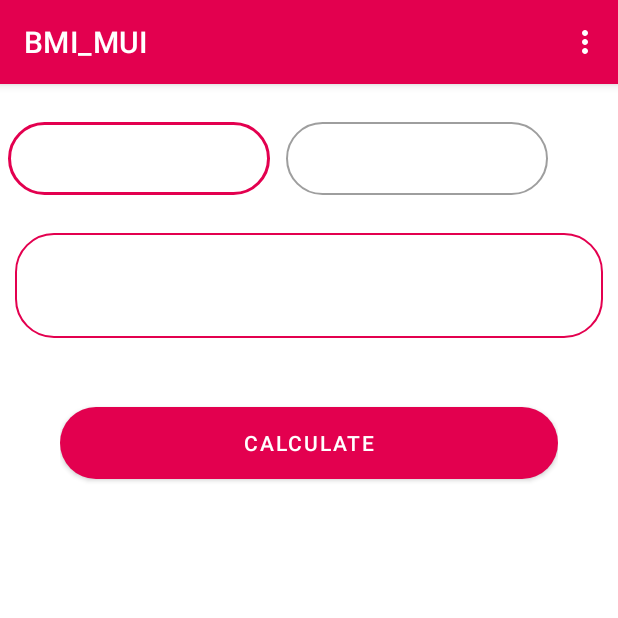
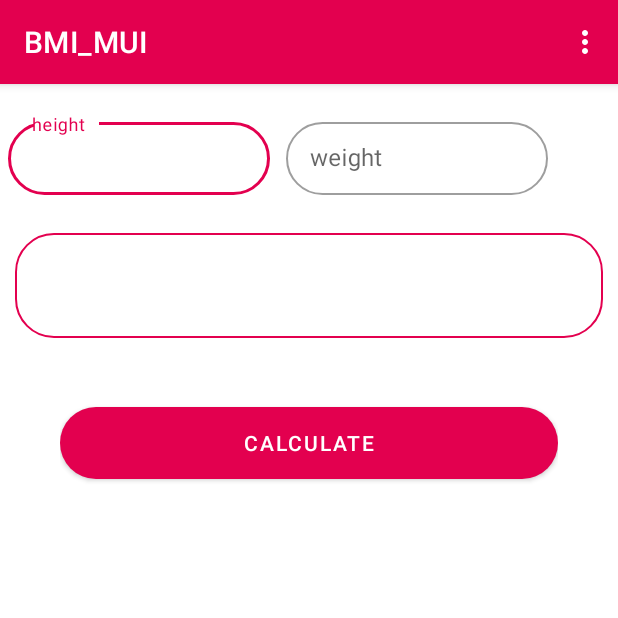
Before and after one commit to siddhantpatel01/BMI_MUI, an Android app: the screen it shows after launch (MainActivity), after a tap on "CALCULATE", on a phone screen of 412 x 824 dp, the top half of it. Run offline under Robolectric (Android 15) with nearby library versions, the phone set to English and light mode, and no system bars; our stand-ins replace data binding; libraries missing offline, so code that uses them is left out: androidx.databinding.library.

Commit message:
Observable/Factory/Livedata/Viewmodel

```diff
--- a/app/src/main/java/Factory/ViewModelFactory.kt
+++ /dev/null
@@ -1,15 +0,0 @@
-package Factory
-
-import androidx.lifecycle.ViewModel
-import androidx.lifecycle.ViewModelProvider
-import com.example.bmi_mui.BmiViewModel
-
-
-class ViewModelFactory(private  var BMI: Double) : ViewModelProvider.Factory {
-    override fun <T : ViewModel> create(modelClass: Class<T>): T {
-        if (modelClass.isAssignableFrom(BmiViewModel::class.java)){
-            return BmiViewModel(BMI) as T
-        }
-        throw IllegalArgumentException("Unknown viewmodel class") // ye code chal raha hi
-    }
-}
--- a/app/src/main/java/Observable/Observable.kt
+++ b/app/src/main/java/Observable/Observable.kt
@@ -8,7 +8,7 @@ import androidx.databinding.library.baseAdapters.BR
 class Observable : BaseObservable() {
     @get:Bindable
 
-    var height: String=  " "
+    var height: String=  ""
         set(value) {
             field = value
             notifyPropertyChanged(BR.height)
--- a/app/src/main/java/ViewModel/BmiViewModel.kt
+++ b/app/src/main/java/ViewModel/BmiViewModel.kt
@@ -5,35 +5,26 @@ import androidx.lifecycle.MutableLiveData
 import androidx.lifecycle.ViewModel
 import kotlin.math.roundToInt
 
-class BmiViewModel(BMI: Double) : ViewModel() {
+class BmiViewModel() : ViewModel() {
     var _count: MutableLiveData<Double> = MutableLiveData()
     var BMI: LiveData<Double> = _count
-    var healthStatus : MutableLiveData<String> = MutableLiveData()
-    var baseObservable : Observable = Observable()
-    var errormessage : MutableLiveData<String> = MutableLiveData()
+    var healthStatus: MutableLiveData<String> = MutableLiveData()
+    var baseObservable: Observable = Observable()
+    var errormessage: MutableLiveData<String> = MutableLiveData()
 
+    fun validate() {
+        if (baseObservable.height.isBlank() && baseObservable.weight.isBlank()) {
+            errormessage.value = "please enter the height & weight "
 
-    //var BMI :Double ?= null
+        } else if (baseObservable.height.isBlank()) {
+            errormessage.value = "Please enter the height "
+        } else if (baseObservable.weight.isBlank()) {
+            errormessage.value = "Please enter the weight"
+        } else {
 
-    init {
-        _count.value = BMI
-
-    }
-
-
-    fun validate(height: Double,weight: Double){
-        if(baseObservable.height.isEmpty()&& baseObservable.weight.isEmpty()){
-            errormessage.value = "please enter the height & weight "
-        }else if (baseObservable.height.isEmpty()){
-            errormessage.value = "Please enter the height "
-        }else if (baseObservable.weight.isEmpty()){
-            errormessage.value = "Please enter the weight"
-        }else{
-
-            val Height_in_metre = height.toFloat() / 100
-            val total = weight.toFloat() / (Height_in_metre * Height_in_metre)
+            val Height_in_metre = baseObservable.height.toFloat() / 100
+            val total = baseObservable.weight.toFloat() / (Height_in_metre * Height_in_metre)
             val x = (total * 100).roundToInt() / 100.0
-            // _count.value = x
 
             if (x < 18.5) {
                 //var a =  "$x \n You are under weight "
@@ -49,34 +40,13 @@ class BmiViewModel(BMI: Double) : ViewModel() {
             } else {
                 // _count.value.toString().plus("You are suffering Obesity ")
                 healthStatus.value = "You are suffering Obesity "
-                _count.value =x
+                _count.value = x
 
 
             }
+
+        }
+
     }
-    /*fun caculateBmi(height: Double, weight: Double) {
-        val Height_in_metre = height.toFloat() / 100
-        val total = weight.toFloat() / (Height_in_metre * Height_in_metre)
-        val x = (total * 100).roundToInt() / 100.0
-      // _count.value = x
-
-        if (x < 18.5) {
-           //var a =  "$x \n You are under weight "
-            healthStatus.value = "You are under weight "
-            _count.value = x
-        } else if (x >= 18.5 && x < 24.9) {
-            healthStatus.value = "You are healthy "
-            _count.value = x
-
-        } else if (x >= 24.9 && x < 30) {
-            healthStatus.value = "You are Over weight "
-            _count.value = x
-        } else {
-           // _count.value.toString().plus("You are suffering Obesity ")
-            healthStatus.value = "You are suffering Obesity "
-            _count.value =x
-        }
-    */}
-
 
 }
--- a/app/src/main/java/com/example/bmi_mui/MainActivity.kt
+++ b/app/src/main/java/com/example/bmi_mui/MainActivity.kt
@@ -1,6 +1,5 @@
 package com.example.bmi_mui
 
-import Factory.ViewModelFactory
 import android.content.Intent
 import android.content.pm.PackageManager.PERMISSION_GRANTED
 import android.net.Uri
@@ -21,25 +20,66 @@ import androidx.lifecycle.ViewModelProvider
 import com.example.bmi_mui.databinding.ActivityMainBinding
 
 
-class MainActivity : AppCompatActivity(), View.OnClickListener {
+class MainActivity : AppCompatActivity() {
     private lateinit var binding: ActivityMainBinding
     private var isClear: Boolean = false
     lateinit var viewModel: BmiViewModel
-    lateinit var factory: ViewModelFactory
 
     override fun onCreate(savedInstanceState: Bundle?) {
         super.onCreate(savedInstanceState)
-        //  binding = ActivityMainBinding.inflate(layoutInflater)
-        //  setContentView(binding.root)
+
         binding = DataBindingUtil.setContentView(this, R.layout.activity_main)
-        binding.btnCalculate.setOnClickListener(this)
+        binding.btnCalculate.setOnClickListener {
+
+            if (isClear) {
+                binding.height.isEnabled = true
+                binding.weight.isEnabled = true
+                isClear = false
+                binding.btnCalculate.text = "Calculate"
+                binding.BMIResult.setText("")
+                binding.healthStatus.setText("")
+                binding.weight.text!!.clear()
+                binding.height.text!!.clear()
+                Toast.makeText(this, "Cleared", Toast.LENGTH_SHORT).show()
+            } else {
+                if (binding.height.text.toString().isNotEmpty() && binding.weight.text.toString().isNotEmpty()) {
+                    if (!isClear) {
+                        // initialize the variable
+                        isClear = true
+                        binding.btnCalculate.text = "Clear"
+                        binding.height.isEnabled = false
+                        binding.weight.isEnabled = false
+                    }
+
+                }
+                viewModel.validate()
+
+
+            }
+
+
+        }
+
         onBackPressedDispatcher.addCallback(this, callback)
 
+
+        viewModel = ViewModelProvider(this)[BmiViewModel::class.java]
         binding.lifecycleOwner = this
-        factory = ViewModelFactory(0.0)
-        viewModel = ViewModelProvider(this, factory)[BmiViewModel::class.java]
 
         binding.myviewmodel = viewModel
+
+
+
+        viewModel.errormessage.observe(this, Observer {
+            Toast.makeText(this, it, Toast.LENGTH_SHORT).show()
+        })
+        viewModel.BMI.observe(this, Observer {
+            binding.BMIResult.text = it.toString()
+        })
+        viewModel.healthStatus.observe(this, Observer {
+            binding.healthStatus.text = it.toString()
+        })
+
 
 
         callback.isEnabled = true
@@ -179,96 +219,5 @@ class MainActivity : AppCompatActivity(), View.OnClickListener {
     }
 
 
-    // Calling method end
-    override fun onClick(view: View) {
-        when (view.id) {
-            R.id.btn_calculate -> {
-//                if (binding.height.text!!.isEmpty() && binding.weight.text!!.isEmpty()) {
-//                    binding.height.requestFocus()
-//                    Toast.makeText(this, "Enter the height & Weight", Toast.LENGTH_SHORT).show()
-//                } else if (binding.weight.text!!.isEmpty()) {
-//                    binding.weight.requestFocus()
-//                    Toast.makeText(this, "Enter the weight", Toast.LENGTH_SHORT).show()
-//                } else if (binding.height.text!!.isEmpty()) {
-//                    binding.height.requestFocus()
-//                    Toast.makeText(
-//                        this@MainActivity,
-//                        "please enter height  ",
-//                        Toast.LENGTH_LONG
-//                    ).show()
-//                }
-
-                if (isClear) {
-                    binding.height.isEnabled = true
-                    binding.weight.isEnabled = true
-                    isClear = false
-                    binding.btnCalculate.text = "Calculate"
-                    binding.BMIResult.setText("")
-                    binding.healthStatus.setText("")
-                    binding.weight.text!!.clear()
-                    binding.height.text!!.clear()
-                    Toast.makeText(this, "Cleared", Toast.LENGTH_SHORT).show()
-                } else {
-
-                    //Toast.makeText(this@MainActivity, "hello", Toast.LENGTH_LONG).show()
-
-                    // Check if the height EditText and Weight EditText are not empty
-
-                    if (binding.height.text.toString().isNotEmpty() && binding.weight.text.toString().isNotEmpty())
-                    {
-                        if (!isClear) {
-                            // initialize the variable
-                            isClear = true
-
-                            binding.btnCalculate.text = "Clear"
-
-                            val height = (binding.height.text.toString()).toDouble()
-                            val weight = (binding.weight.text.toString()).toDouble()
-                            binding.height.isEnabled = false
-                            binding.weight.isEnabled = false
-
-                            if (height == 0.0 || weight == 0.0) {
-                                Toast.makeText(
-                                    this,
-                                    "Invalid height or weight ",
-                                    Toast.LENGTH_SHORT
-                                ).show()
-
-                            } else {
-
-
-                                viewModel.errormessage.observe(this , Observer{
-                                    Toast.makeText(this , it, Toast.LENGTH_SHORT).show()
-                                })
-                                viewModel.BMI.observe(this, Observer {
-                                    binding.BMIResult.text = it.toString()
-                                })
-                                viewModel.healthStatus.observe(this, Observer {
-                                    binding.healthStatus.text = it.toString()
-                                })
-
-                                viewModel.validate(
-                                    binding.height.text.toString().toDouble(),
-                                    binding.weight.text.toString().toDouble(),
-
-                                    )
-
-
-                            }
-                        }
-
-                    }
-
-
-                }
-
-
-            }
-
-
-        }
-
-
-    }
-
+    //Calling method end
 }
--- a/app/src/main/res/layout/activity_main.xml
+++ b/app/src/main/res/layout/activity_main.xml
@@ -8,7 +8,8 @@
 
         <variable
             name="myviewmodel"
-            type="com.example.bmi_mui.BmiViewModel" />
+            type="com.example.bmi_mui.BmiViewModel" >
+        </variable>
 
 
     </data>
@@ -25,15 +26,15 @@
             android:background="@color/material_dynamic_neutral_variant100"
             tools:context=".MainActivity">
 
+
             <com.google.android.material.textfield.TextInputLayout
                 android:id="@+id/height_layout"
                 style="@style/Widget.MaterialComponents.TextInputLayout.OutlinedBox.Dense"
                 android:layout_width="185dp"
                 android:layout_height="wrap_content"
                 android:layout_marginTop="20dp"
-
+                android:hint="height"
                 android:gravity="center"
-
                 app:shapeAppearanceOverlay="@style/ShapeAppearanceOverlay.MyApp.TextInputLayout.Rounded">
 
                 <com.google.android.material.textfield.TextInputEditText
@@ -47,7 +48,6 @@
                     android:maxLines="1" />
             </com.google.android.material.textfield.TextInputLayout>
 
-<!--            android:text="@{String.valueOf(myviewmodel.baseObservable.height)}"-->
 
             <com.google.android.material.textfield.TextInputLayout
 
@@ -56,8 +56,8 @@
                 android:layout_height="wrap_content"
                 android:layout_marginTop="20dp"
                 android:layout_toRightOf="@+id/height_layout"
+                android:hint="weight"
                 android:gravity="center"
-
                 app:shapeAppearanceOverlay="@style/ShapeAppearanceOverlay.MyApp.TextInputLayout.Rounded">
 
                 <com.google.android.material.textfield.TextInputEditText
@@ -69,6 +69,11 @@
                     android:inputType="numberDecimal"
                     android:maxLines="1" />
             </com.google.android.material.textfield.TextInputLayout>
+
+
+
+
+
 
             <com.google.android.material.textfield.TextInputLayout
                 android:layout_width="match_parent"
```
